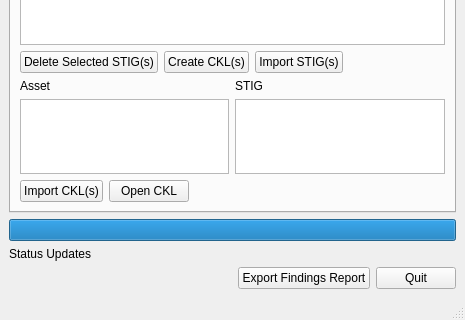
The window that src/stigqter.ui (squinky86/STIGQter) describes before a commit, drawn with Qt 5; both pictures show x 0 to 465 and y 209 to 529 of the 465 by 529 pixel window.
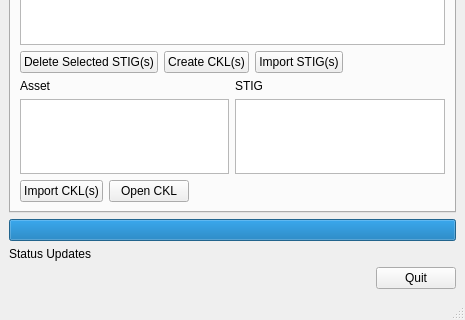
The same window after the commit.

Commit message: add HTML output module; interface cleanups

What changed in the file:
```diff
--- a/src/stigqter.ui
+++ b/src/stigqter.ui
@@ -233,13 +233,6 @@
         </property>
        </spacer>
       </item>
-      <item>
-       <widget class="QPushButton" name="btnFindingsReport">
-        <property name="text">
-         <string>Export Findings Report</string>
-        </property>
-       </widget>
-      </item>
       <item>
        <widget class="QPushButton" name="btnQuit">
         <property name="text">
```
Left out of the diff: 42 changed lines with no effect on the pictures. The commit also changes 2 other files.
